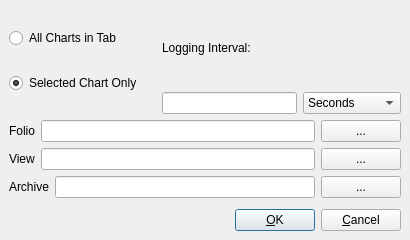
Before: the Qt Designer form src/chart/recorddialog.ui in performancecopilot/pcp, drawn with Qt 5.
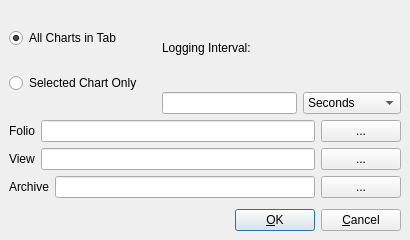
After: the same form once the commit is applied. Icons and pictures are not drawn.

Diff of the .ui file:
```diff
--- a/src/chart/recorddialog.ui
+++ b/src/chart/recorddialog.ui
@@ -85,6 +85,9 @@
            <property name="text" >
             <string>All Charts in Tab</string>
            </property>
+           <property name="checked" >
+            <bool>true</bool>
+           </property>
           </widget>
          </item>
          <item>
@@ -93,7 +96,7 @@
             <string>Selected Chart Only</string>
            </property>
            <property name="checked" >
-            <bool>true</bool>
+            <bool>false</bool>
            </property>
           </widget>
          </item>
```
Left out of the diff: 14 changed lines with no effect on the pictures.
